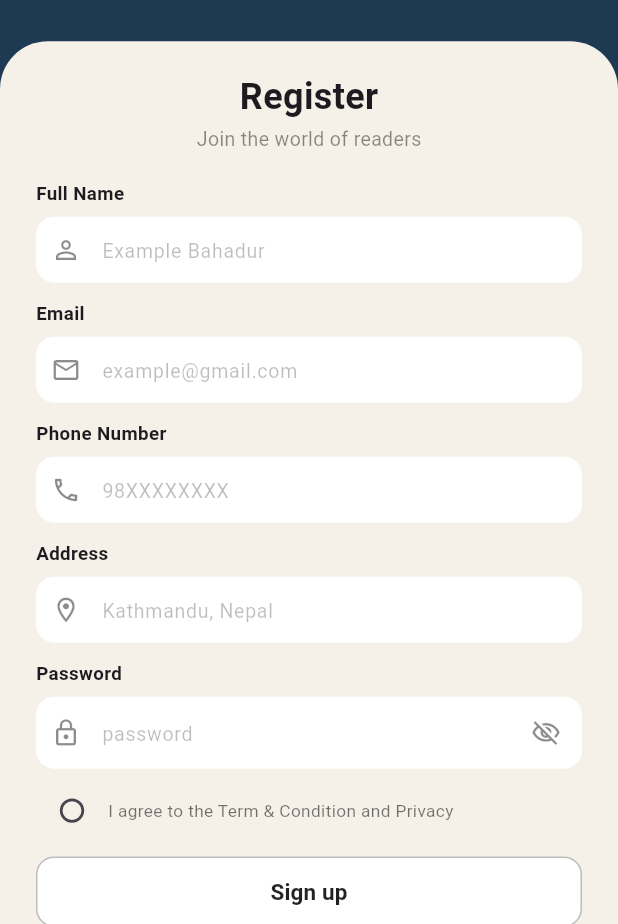
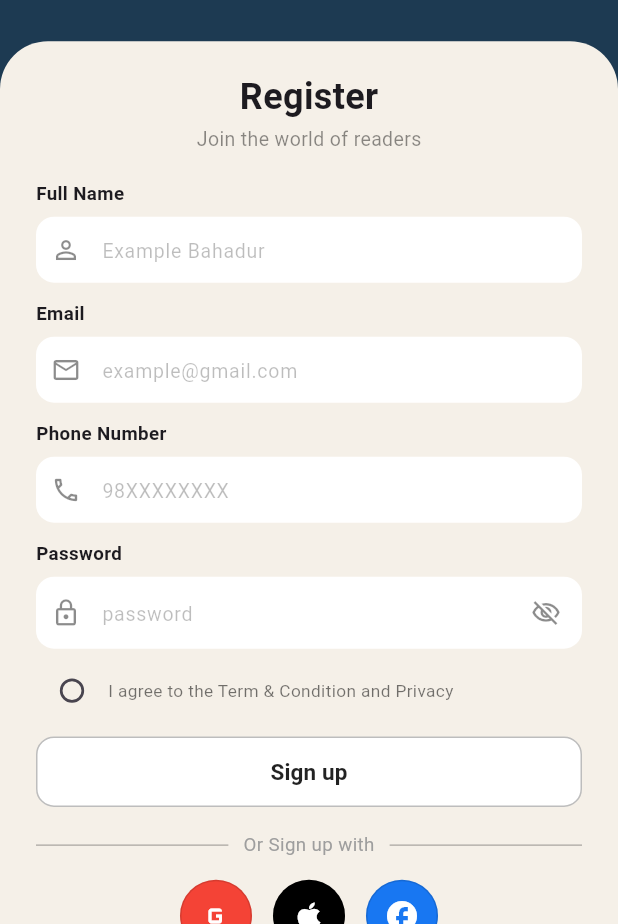
Before and after one commit to SanjeevSinjali/kitabghar, a Flutter app: the SignupPage screen opened by its route, on a phone screen of 412 x 824 dp, the part 312-1236 px from its top. Run offline on Flutter 3.47's test engine with Material 3 defaults, Android fonts, the phone set to English and light mode, and no system bars; our stand-ins replace dartz, equatable, flutter_riverpod, hive, hive_flutter; accounts and stored records are empty; project files that could hold a hidden picture were left out.

Commit message:
Added some code

```diff
--- a/lib/features/auth/data/models/auth_hive_model.dart
+++ b/lib/features/auth/data/models/auth_hive_model.dart
@@ -1,6 +1,5 @@
 import 'package:hive/hive.dart';
 import 'package:kitabghar/features/auth/domain/entities/auth_entity.dart';
-
 part 'auth_hive_model.g.dart';
 
 @HiveType(typeId: 0)
@@ -15,32 +14,30 @@ class AuthHiveModel extends HiveObject {
   final String password;
 
   @HiveField(3)
-  final String phone;
+  final String phoneNumber;
 
   @HiveField(4)
-  final String address;
+  final String? token;
 
   AuthHiveModel({
     required this.name,
     required this.email,
     required this.password,
-    required this.phone,
-    required this.address,
+    required this.phoneNumber,
+    this.token,
   });
 
   factory AuthHiveModel.fromEntity(AuthEntity entity) => AuthHiveModel(
         name: entity.name,
         email: entity.email,
         password: entity.password,
-        phone: entity.phone,
-        address: entity.address,
+        phoneNumber: entity.phoneNumber,
       );
 
   AuthEntity toEntity() => AuthEntity(
         name: name,
         email: email,
         password: password,
-        phone: phone,
-        address: address,
+        phoneNumber: phoneNumber,
       );
 }
--- a/lib/features/auth/domain/entities/auth_entity.dart
+++ b/lib/features/auth/domain/entities/auth_entity.dart
@@ -1,20 +1,20 @@
 import 'package:equatable/equatable.dart';
 
 class AuthEntity extends Equatable {
+  final String? id;
   final String name;
   final String email;
   final String password;
-  final String phone;
-  final String address;
+  final String phoneNumber;
 
   const AuthEntity({
+    this.id,
     required this.name,
     required this.email,
     required this.password,
-    required this.phone,
-    required this.address,
+    required this.phoneNumber,
   });
 
   @override
-  List<Object?> get props => [name, email, password, phone, address];
+  List<Object?> get props => [id, name, email, password, phoneNumber];
 }
--- a/lib/features/auth/presentation/pages/signup_page.dart
+++ b/lib/features/auth/presentation/pages/signup_page.dart
@@ -16,7 +16,6 @@ class _SignupPageState extends ConsumerState<SignupPage> {
   final _emailCtrl = TextEditingController();
   final _passwordCtrl = TextEditingController();
   final _phoneCtrl = TextEditingController();
-  final _addressCtrl = TextEditingController();
 
   bool _obscure = true;
   bool _agree = false;
@@ -27,7 +26,6 @@ class _SignupPageState extends ConsumerState<SignupPage> {
     _emailCtrl.dispose();
     _passwordCtrl.dispose();
     _phoneCtrl.dispose();
-    _addressCtrl.dispose();
     super.dispose();
   }
 
@@ -45,8 +43,7 @@ class _SignupPageState extends ConsumerState<SignupPage> {
               name: _nameCtrl.text.trim(),
               email: _emailCtrl.text.trim(),
               password: _passwordCtrl.text.trim(),
-              phone: _phoneCtrl.text.trim(),
-              address: _addressCtrl.text.trim(),
+              phoneNumber: _phoneCtrl.text.trim(),
             ),
           );
     }
@@ -192,21 +189,6 @@ class _SignupPageState extends ConsumerState<SignupPage> {
                             : null,
                       ),
                       const SizedBox(height: 12),
-                      const Text('Address',
-                          style: TextStyle(
-                              fontSize: 12.5,
-                              fontWeight: FontWeight.w600)),
-                      const SizedBox(height: 6),
-                      TextFormField(
-                        controller: _addressCtrl,
-                        decoration: _fieldDecoration(
-                            'Kathmandu, Nepal',
-                            Icons.location_on_outlined),
-                        validator: (v) => (v == null || v.trim().isEmpty)
-                            ? 'Please enter address'
-                            : null,
-                      ),
-                      const SizedBox(height: 12),
                       const Text('Password',
                           style: TextStyle(
                               fontSize: 12.5,
@@ -262,7 +244,8 @@ class _SignupPageState extends ConsumerState<SignupPage> {
                           onPressed: authState.isLoading ? null : _signup,
                           style: OutlinedButton.styleFrom(
                             backgroundColor: Colors.white,
-                            padding: const EdgeInsets.symmetric(vertical: 13),
+                            padding:
+                                const EdgeInsets.symmetric(vertical: 13),
                             side: const BorderSide(color: Colors.black26),
                             shape: RoundedRectangleBorder(
                                 borderRadius: BorderRadius.circular(12)),
--- a/pubspec.yaml
+++ b/pubspec.yaml
@@ -40,6 +40,7 @@ dependencies:
   dartz: ^0.10.1
   flutter_bloc: ^9.1.1
   flutter_riverpod: ^2.6.1
+  http: ^1.2.0
 
 dev_dependencies:
   flutter_test:
@@ -53,6 +54,7 @@ dev_dependencies:
   flutter_lints: ^6.0.0
   build_runner: ^2.4.13
   hive_generator: ^2.0.1
+  flutter_launcher_icons: ^0.14.4
 
 # For information on the generic Dart part of this file, see the
 # following page: https://dart.dev/tools/pub/pubspec
```
Also changed, not shown: lib/core/api/api_client.dart (+56 -0 lines), lib/core/api/api_endpoints.dart (+13 -0 lines), lib/features/auth/data/datasources/remote/auth_remote_datasource.dart (added, +57 -0 lines), lib/features/auth/data/repositories/auth_repositories.dart (+26 -10 lines), lib/features/auth/presentation/view_model/auth_view_model.dart (+12 -1 lines), lib/features/auth/data/models/auth_hive_model.g.dart, pubspec.lock.
